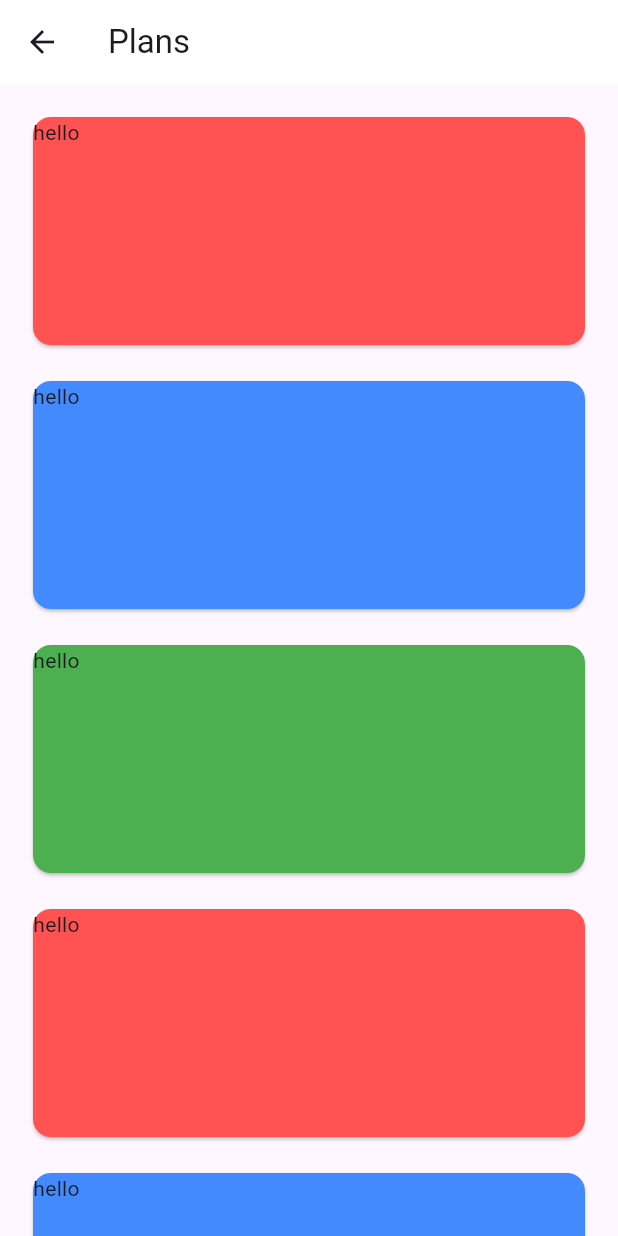
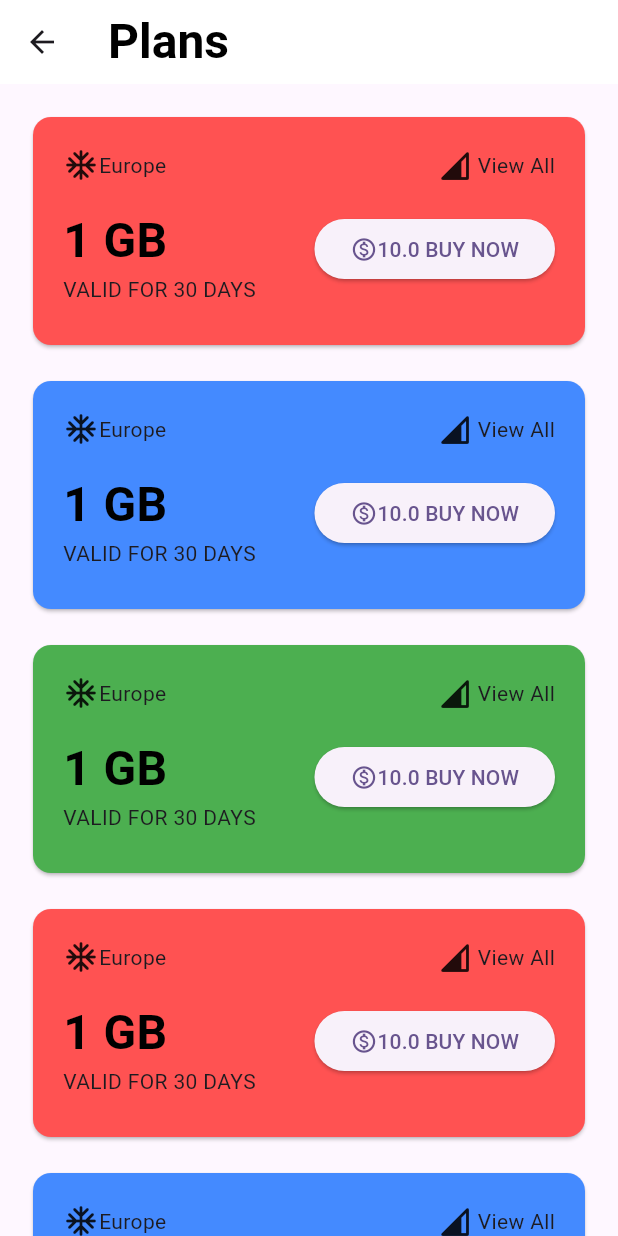
Before and after one commit to CodeSpexTeam/esimapp, a Flutter app: the PlansScreen screen opened directly, on a phone screen of 412 x 824 dp. Run offline on Flutter 3.47's test engine with Material 3 defaults, Android fonts, the phone set to English and light mode, and no system bars.

Commit message:
updated code

```diff
--- a/lib/views/screens/global_screen.dart
+++ b/lib/views/screens/global_screen.dart
@@ -2,7 +2,8 @@ import 'package:flutter/material.dart';
 
 import '../../constants/text_style.dart';
 class GlobalScreen extends StatelessWidget {
-  const GlobalScreen({super.key});
+   GlobalScreen({super.key});
+
 
   @override
   Widget build(BuildContext context) {
@@ -26,7 +27,8 @@ class GlobalScreen extends StatelessWidget {
                 margin: const EdgeInsets.all(8.0),
                 child: Card(
                   color : Colors.greenAccent,
-                  child: Text("hello"),
+                  child: Text("hello word"),
+
                 ),
               );
             },
--- a/lib/views/screens/plans_screen.dart
+++ b/lib/views/screens/plans_screen.dart
@@ -1,7 +1,40 @@
+import 'package:esimapp/constants/text_style.dart';
 import 'package:flutter/material.dart';
 
 class PlansScreen extends StatelessWidget {
    PlansScreen({super.key});
+
+   final List<Map<String, dynamic>> cards1 = [
+     {
+       'destinationsName':'Europe',
+       'pack':32,
+       'validDays':7,
+       'price':40.2,
+       'currencyType': 'dollar'
+     },
+     {
+       'destinationsName':'Europe',
+       'pack':32,
+       'validDays':45,
+       'price':17,
+       'currencyType': 'dollar'
+     },
+     {
+       'destinationsName':'Europe',
+       'pack':32,
+       'validDays':30,
+       'price':160,
+       'currencyType': 'dollar'
+     },
+     {
+       'destinationsName':'Europe',
+       'pack':32,
+       'validDays':60,
+       'price':320,
+       'currencyType': 'dollar'
+     },
+
+   ];
 
    var colors = [
      {'color': Colors.green,},
@@ -26,8 +59,10 @@ class PlansScreen extends StatelessWidget {
   Widget build(BuildContext context) {
     return  Scaffold(
       appBar: AppBar(
-        title: Text("Plans"),
+        elevation: 0,
         backgroundColor: Colors.white,
+        title: Text("Plans", style: RTextStyle.title1,),
+
       ),
 
       body: Container(
@@ -51,7 +86,56 @@ class PlansScreen extends StatelessWidget {
             margin: const EdgeInsets.all(8.0),
             child: Card(
               color : colors[count]['color'],
-              child: Text("hello"),
+              child: Container(
+                padding: EdgeInsets.all(20),
+                child: Row(
+                  mainAxisAlignment: MainAxisAlignment.spaceBetween,
+                  children: [
+                    Container(child: Column(
+                      crossAxisAlignment: CrossAxisAlignment.start,
+                      children: [
+                        Row(
+                          children: [
+                            Icon(Icons.ac_unit_rounded),
+                            Text("Europe")
+                          ],
+                        ),
+                        SizedBox(
+                          height: 15,
+                        ),
+                        Text("1 GB", style: RTextStyle.title1,),
+                        Text("VALID FOR 30 DAYS")
+                      ],
+
+                    )),
+                    Container(child: Column(
+                      crossAxisAlignment: CrossAxisAlignment.end,
+                      children: [
+                        Row(
+                          children: [
+                            Icon(Icons.network_cell_rounded),
+                            Text(" View All"),
+                          ],
+                        ),
+                        SizedBox(
+                          height: 20,
+                        ),
+                        ElevatedButton(onPressed: (){}, child: Row(
+                          children: [
+                            Icon(Icons.monetization_on_outlined),
+                            Text("10.0 "),
+                            Text("BUY NOW")
+
+
+                          ],
+                        ))
+                      ],
+
+                    )),
+
+                  ],
+                ),
+              ),
             ),
           );
         },
--- a/lib/views/screens/profile_screen.dart
+++ b/lib/views/screens/profile_screen.dart
@@ -68,7 +68,7 @@ class ProfileScreen extends StatelessWidget {
                 children: [
                   Icon(
                     Icons.account_circle, color: Colors.red,
-                    size: 70,
+                    size: 60,
                   ),
                   SizedBox(
                     width: 10,
@@ -85,7 +85,7 @@ class ProfileScreen extends StatelessWidget {
                     ],
                   ),
                   Container(
-                      width: 100,
+                      width: 80,
                       alignment: Alignment.centerRight,
                       child: IconButton(
                           onPressed: () {},
```
Also changed, not shown: lib/views/screens/regional_screen.dart (+51 -4 lines).
